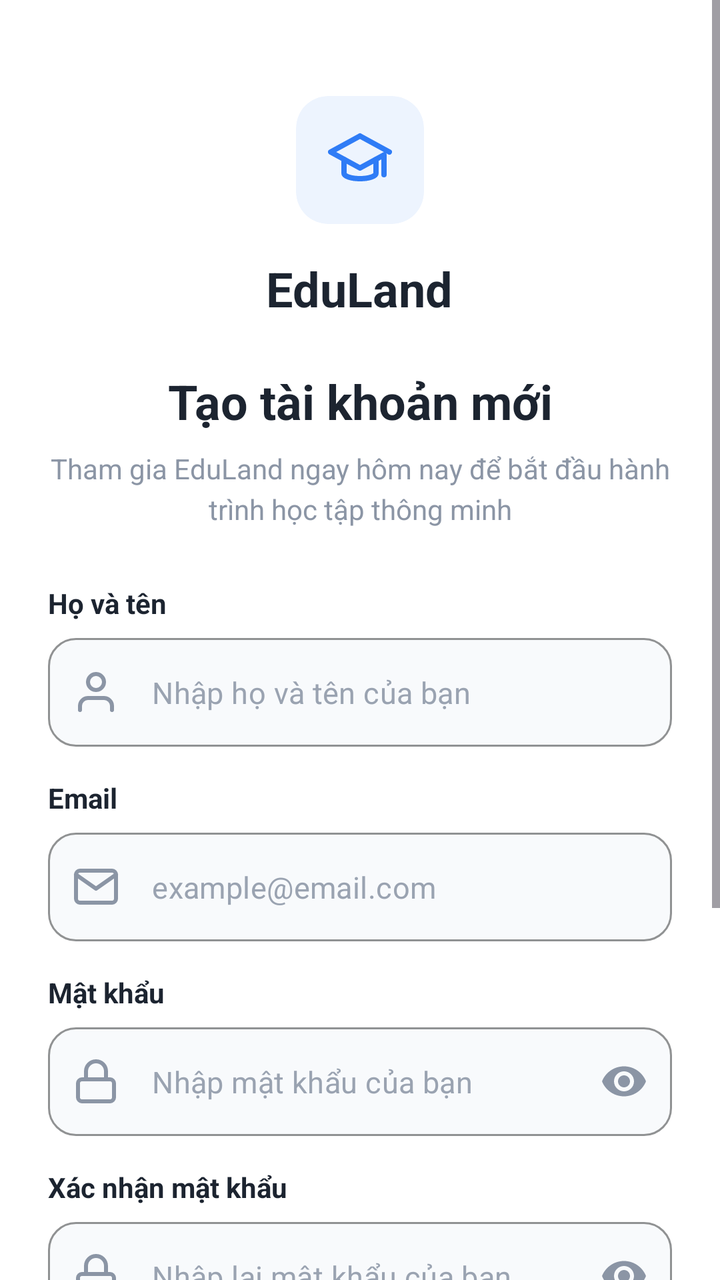
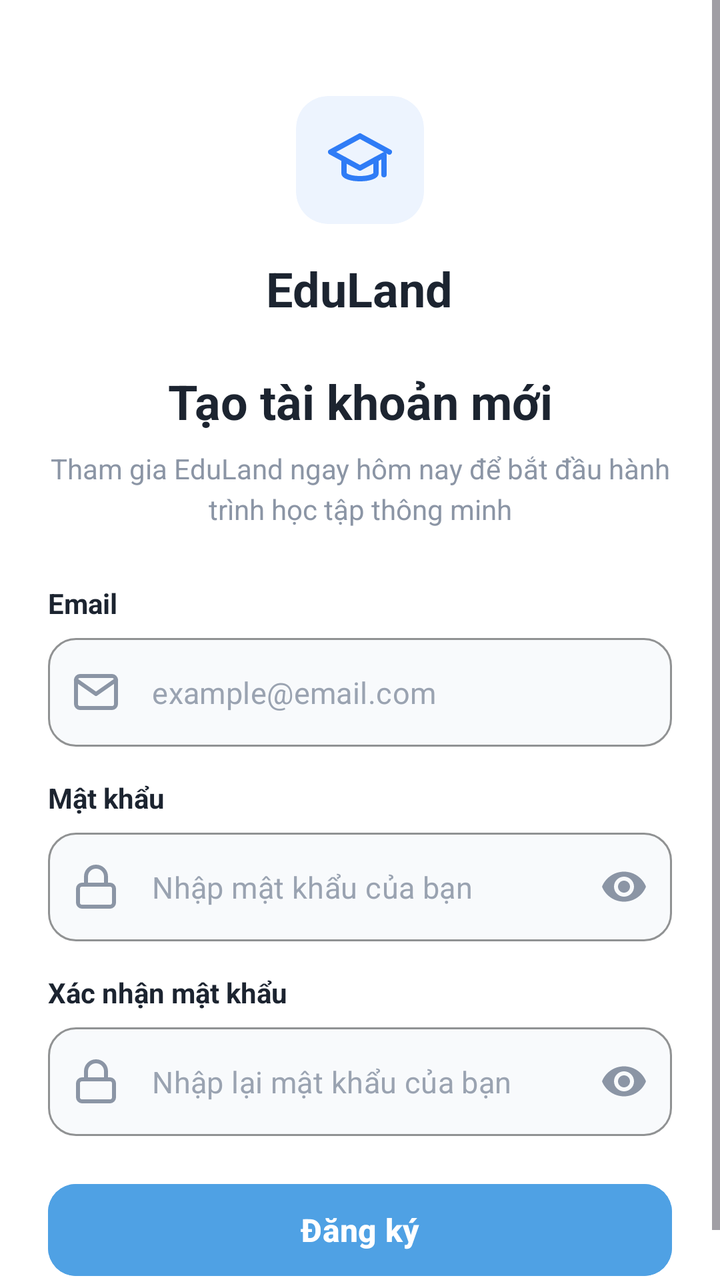

The first picture is an Android layout as it rendered before a commit; the second is the same layout after the commit. The layout source and the unified diff follow.
<!-- AndroidManifest.xml: application theme Theme.MyQuizz -->
<!-- res/layout/activity_register.xml -->
<?xml version="1.0" encoding="utf-8"?>
<ScrollView xmlns:android="http://schemas.android.com/apk/res/android"
    xmlns:app="http://schemas.android.com/apk/res-auto"
    android:id="@+id/main"
    android:layout_width="match_parent"
    android:layout_height="match_parent"
    android:background="#FFFFFF"
    android:fillViewport="true">

    <LinearLayout
        android:layout_width="match_parent"
        android:layout_height="wrap_content"
        android:gravity="center_horizontal"
        android:orientation="vertical"
        android:padding="24dp">

        
        <androidx.cardview.widget.CardView
            android:layout_width="64dp"
            android:layout_height="64dp"
            android:layout_marginTop="24dp"
            android:layout_marginBottom="16dp"
            app:cardBackgroundColor="#EDF4FE"
            app:cardCornerRadius="16dp"
            app:cardElevation="0dp">

            <ImageView
                android:layout_width="32dp"
                android:layout_height="32dp"
                android:layout_gravity="center"
                android:contentDescription="EduLand Logo"
                android:src="@drawable/ic_cap" />
        </androidx.cardview.widget.CardView>

        <TextView
            android:layout_width="wrap_content"
            android:layout_height="wrap_content"
            android:layout_marginBottom="24dp"
            android:text="EduLand"
            android:textColor="#1C2430"
            android:textSize="24sp"
            android:textStyle="bold" />

        
        <TextView
            android:layout_width="match_parent"
            android:layout_height="wrap_content"
            android:gravity="center"
            android:text="Tạo tài khoản mới"
            android:textColor="#1C2430"
            android:textSize="24sp"
            android:textStyle="bold" />

        <TextView
            android:layout_width="match_parent"
            android:layout_height="wrap_content"
            android:layout_marginTop="8dp"
            android:layout_marginBottom="28dp"
            android:gravity="center"
            android:lineSpacingExtra="4dp"
            android:text="Tham gia EduLand ngay hôm nay để bắt đầu hành trình học tập thông minh"
            android:textColor="#8B95A5"
            android:textSize="14sp" />

        
        <LinearLayout
            android:layout_width="match_parent"
            android:layout_height="wrap_content"
            android:orientation="vertical">

            
            <TextView
                android:layout_width="wrap_content"
                android:layout_height="wrap_content"
                android:layout_marginBottom="8dp"
                android:text="Họ và tên"
                android:textColor="#1C2430"
                android:textSize="14sp"
                android:textStyle="bold" />

            <com.google.android.material.textfield.TextInputLayout
                android:id="@+id/fullNameLayout"
                style="@style/Widget.MaterialComponents.TextInputLayout.OutlinedBox"
                android:layout_width="match_parent"
                android:layout_height="wrap_content"
                android:layout_marginBottom="16dp"
                app:boxBackgroundColor="#F8FAFC"
                app:boxCornerRadiusBottomEnd="14dp"
                app:boxCornerRadiusBottomStart="14dp"
                app:boxCornerRadiusTopEnd="14dp"
                app:boxCornerRadiusTopStart="14dp"
                app:boxStrokeColor="#E2E8F0"
                app:boxStrokeWidth="1dp"
                app:hintEnabled="false"
                app:startIconDrawable="@drawable/ic_person"
                app:startIconTint="#8B95A5">

                <com.google.android.material.textfield.TextInputEditText
                    android:id="@+id/fullNameInput"
                    android:layout_width="match_parent"
                    android:layout_height="wrap_content"
                    android:hint="Nhập họ và tên của bạn"
                    android:inputType="textPersonName|textCapWords"
                    android:textColor="#1C2430"
                    android:textColorHint="#9AA3B1"
                    android:textSize="15sp" />
            </com.google.android.material.textfield.TextInputLayout>

            
            <TextView
                android:layout_width="wrap_content"
                android:layout_height="wrap_content"
                android:layout_marginBottom="8dp"
                android:text="Email"
                android:textColor="#1C2430"
                android:textSize="14sp"
                android:textStyle="bold" />

            <com.google.android.material.textfield.TextInputLayout
                android:id="@+id/emailLayout"
                style="@style/Widget.MaterialComponents.TextInputLayout.OutlinedBox"
                android:layout_width="match_parent"
                android:layout_height="wrap_content"
                android:layout_marginBottom="16dp"
                app:boxBackgroundColor="#F8FAFC"
                app:boxCornerRadiusBottomEnd="14dp"
                app:boxCornerRadiusBottomStart="14dp"
                app:boxCornerRadiusTopEnd="14dp"
                app:boxCornerRadiusTopStart="14dp"
                app:boxStrokeColor="#E2E8F0"
                app:boxStrokeWidth="1dp"
                app:hintEnabled="false"
                app:startIconDrawable="@drawable/ic_email"
                app:startIconTint="#8B95A5">

                <com.google.android.material.textfield.TextInputEditText
                    android:id="@+id/emailInput"
                    android:layout_width="match_parent"
                    android:layout_height="wrap_content"
                    android:hint="example@email.com"
                    android:inputType="textEmailAddress"
                    android:textColor="#1C2430"
                    android:textColorHint="#9AA3B1"
                    android:textSize="15sp" />
            </com.google.android.material.textfield.TextInputLayout>

            
            <TextView
                android:layout_width="wrap_content"
                android:layout_height="wrap_content"
                android:layout_marginBottom="8dp"
                android:text="Mật khẩu"
                android:textColor="#1C2430"
                android:textSize="14sp"
                android:textStyle="bold" />

            <com.google.android.material.textfield.TextInputLayout
                android:id="@+id/passwordLayout"
                style="@style/Widget.MaterialComponents.TextInputLayout.OutlinedBox"
                android:layout_width="match_parent"
                android:layout_height="wrap_content"
                android:layout_marginBottom="16dp"
                app:boxBackgroundColor="#F8FAFC"
                app:boxCornerRadiusBottomEnd="14dp"
                app:boxCornerRadiusBottomStart="14dp"
                app:boxCornerRadiusTopEnd="14dp"
                app:boxCornerRadiusTopStart="14dp"
                app:boxStrokeColor="#E2E8F0"
                app:boxStrokeWidth="1dp"
                app:endIconMode="password_toggle"
                app:endIconTint="#8B95A5"
                app:hintEnabled="false"
                app:startIconDrawable="@drawable/ic_lock"
                app:startIconTint="#8B95A5">

                <com.google.android.material.textfield.TextInputEditText
                    android:id="@+id/passwordInput"
                    android:layout_width="match_parent"
                    android:layout_height="wrap_content"
                    android:hint="Nhập mật khẩu của bạn"
                    android:inputType="textPassword"
                    android:textColor="#1C2430"
                    android:textColorHint="#9AA3B1"
                    android:textSize="15sp" />
            </com.google.android.material.textfield.TextInputLayout>

            
            <TextView
                android:layout_width="wrap_content"
                android:layout_height="wrap_content"
                android:layout_marginBottom="8dp"
                android:text="Xác nhận mật khẩu"
                android:textColor="#1C2430"
                android:textSize="14sp"
                android:textStyle="bold" />

            <com.google.android.material.textfield.TextInputLayout
                android:id="@+id/confirmPasswordLayout"
                style="@style/Widget.MaterialComponents.TextInputLayout.OutlinedBox"
                android:layout_width="match_parent"
                android:layout_height="wrap_content"
                android:layout_marginBottom="20dp"
                app:boxBackgroundColor="#F8FAFC"
                app:boxCornerRadiusBottomEnd="14dp"
                app:boxCornerRadiusBottomStart="14dp"
                app:boxCornerRadiusTopEnd="14dp"
                app:boxCornerRadiusTopStart="14dp"
                app:boxStrokeColor="#E2E8F0"
                app:boxStrokeWidth="1dp"
                app:endIconMode="password_toggle"
                app:endIconTint="#8B95A5"
                app:hintEnabled="false"
                app:startIconDrawable="@drawable/ic_lock"
                app:startIconTint="#8B95A5">

                <com.google.android.material.textfield.TextInputEditText
                    android:id="@+id/confirmPasswordInput"
                    android:layout_width="match_parent"
                    android:layout_height="wrap_content"
                    android:hint="Nhập lại mật khẩu của bạn"
                    android:inputType="textPassword"
                    android:textColor="#1C2430"
                    android:textColorHint="#9AA3B1"
                    android:textSize="15sp" />
            </com.google.android.material.textfield.TextInputLayout>

            
            <LinearLayout
                android:layout_width="match_parent"
                android:layout_height="wrap_content"
                android:layout_marginBottom="24dp"
                android:gravity="top"
                android:orientation="horizontal">

                <CheckBox
                    android:id="@+id/termsCheckbox"
                    android:layout_width="wrap_content"
                    android:layout_height="wrap_content"
                    android:layout_marginEnd="8dp"
                    android:buttonTint="#2F7CF6"
                    android:checked="true" />

                <TextView
                    android:id="@+id/termsText"
                    android:layout_width="0dp"
                    android:layout_height="wrap_content"
                    android:layout_weight="1"
                    android:lineSpacingExtra="2dp"
                    android:text="Tôi đồng ý với Điều khoản sử dụng &amp; Chính sách bảo mật"
                    android:textColor="#5A6472"
                    android:textSize="13sp" />
            </LinearLayout>

            
            <com.google.android.material.button.MaterialButton
                android:id="@+id/registerButton"
                android:layout_width="match_parent"
                android:layout_height="54dp"
                android:backgroundTint="#4FA1E4"
                android:text="Đăng ký"
                android:textAllCaps="false"
                android:textColor="#FFFFFF"
                android:textSize="16sp"
                android:textStyle="bold"
                app:cornerRadius="14dp"
                app:elevation="0dp" />
        </LinearLayout>

        
        <LinearLayout
            android:layout_width="wrap_content"
            android:layout_height="wrap_content"
            android:layout_marginTop="28dp"
            android:layout_marginBottom="16dp"
            android:gravity="center"
            android:orientation="horizontal">

            <TextView
                android:layout_width="wrap_content"
                android:layout_height="wrap_content"
                android:text="Đã có tài khoản? "
                android:textColor="#8B95A5"
                android:textSize="14sp" />

            <TextView
                android:id="@+id/loginText"
                android:layout_width="wrap_content"
                android:layout_height="wrap_content"
                android:padding="2dp"
                android:text="Đăng nhập"
                android:textColor="#2F7CF6"
                android:textSize="14sp"
                android:textStyle="bold" />
        </LinearLayout>
    </LinearLayout>
</ScrollView>
<!-- resources referenced by this layout -->
<resources>
  <!-- drawable ic_cap (drawable) -->
  <vector xmlns:android="http://schemas.android.com/apk/res/android"
      android:width="24dp"
      android:height="24dp"
      android:viewportWidth="24"
      android:viewportHeight="24">
    <path
        android:fillColor="#00000000"
        android:strokeColor="#2F7CF6"
        android:strokeWidth="2"
        android:strokeLineCap="round"
        android:strokeLineJoin="round"
        android:pathData="M12,3L1,9L12,15L21,10.09V17.5M23,9L12,3Z"/>
    <path
        android:fillColor="#00000000"
        android:strokeColor="#2F7CF6"
        android:strokeWidth="2"
        android:strokeLineCap="round"
        android:strokeLineJoin="round"
        android:pathData="M6,11.8V17C6,18.1 8.7,19 12,19C15.3,19 18,18.1 18,17V11.8"/>
  </vector>
  <!-- drawable ic_email (drawable) -->
  <vector xmlns:android="http://schemas.android.com/apk/res/android"
      android:width="24dp"
      android:height="24dp"
      android:viewportWidth="24"
      android:viewportHeight="24">
    <path
        android:fillColor="#00000000"
        android:strokeColor="#8B95A5"
        android:strokeWidth="2"
        android:strokeLineCap="round"
        android:strokeLineJoin="round"
        android:pathData="M4,4H20C21.1,4 22,4.9 22,6V18C22,19.1 21.1,20 20,20H4C2.9,20 2,19.1 2,18V6C2,4.9 2.9,4 4,4Z"/>
    <path
        android:fillColor="#00000000"
        android:strokeColor="#8B95A5"
        android:strokeWidth="2"
        android:strokeLineCap="round"
        android:strokeLineJoin="round"
        android:pathData="M22,6L12,13L2,6"/>
  </vector>
  <!-- drawable ic_lock (drawable) -->
  <vector xmlns:android="http://schemas.android.com/apk/res/android"
      android:width="24dp"
      android:height="24dp"
      android:viewportWidth="24"
      android:viewportHeight="24">
    <path
        android:fillColor="#00000000"
        android:strokeColor="#8B95A5"
        android:strokeWidth="2"
        android:strokeLineCap="round"
        android:strokeLineJoin="round"
        android:pathData="M5,11H19C20.1,11 21,11.9 21,13V20C21,21.1 20.1,22 19,22H5C3.9,22 3,21.1 3,20V13C3,11.9 3.9,11 5,11Z"/>
    <path
        android:fillColor="#00000000"
        android:strokeColor="#8B95A5"
        android:strokeWidth="2"
        android:strokeLineCap="round"
        android:strokeLineJoin="round"
        android:pathData="M7,11V7C7,4.2 9.2,2 12,2C14.8,2 17,4.2 17,7V11"/>
  </vector>
  <!-- drawable ic_person (drawable) -->
  <vector xmlns:android="http://schemas.android.com/apk/res/android"
      android:width="24dp"
      android:height="24dp"
      android:viewportWidth="24"
      android:viewportHeight="24">
    <path
        android:fillColor="#00000000"
        android:strokeColor="#8B95A5"
        android:strokeWidth="2"
        android:strokeLineCap="round"
        android:strokeLineJoin="round"
        android:pathData="M20,21V19C20,16.8 18.2,15 16,15H8C5.8,15 4,16.8 4,19V21"/>
    <path
        android:fillColor="#00000000"
        android:strokeColor="#8B95A5"
        android:strokeWidth="2"
        android:strokeLineCap="round"
        android:strokeLineJoin="round"
        android:pathData="M12,11C14.2,11 16,9.2 16,7C16,4.8 14.2,3 12,3C9.8,3 8,4.8 8,7C8,9.2 9.8,11 12,11Z"/>
  </vector>
  <style name="Theme.MyQuizz" parent="Base.Theme.MyQuizz" />
  <style name="Base.Theme.MyQuizz" parent="Theme.Material3.DayNight.NoActionBar">
          
          
      </style>
</resources>

<!-- the commit's change to res/layout/activity_register.xml (unified diff, before → after) -->
@@ -68,43 +68,6 @@
             android:layout_height="wrap_content"
             android:orientation="vertical">
 
-            
-            <TextView
-                android:layout_width="wrap_content"
-                android:layout_height="wrap_content"
-                android:layout_marginBottom="8dp"
-                android:text="Họ và tên"
-                android:textColor="#1C2430"
-                android:textSize="14sp"
-                android:textStyle="bold" />
-
-            <com.google.android.material.textfield.TextInputLayout
-                android:id="@+id/fullNameLayout"
-                style="@style/Widget.MaterialComponents.TextInputLayout.OutlinedBox"
-                android:layout_width="match_parent"
-                android:layout_height="wrap_content"
-                android:layout_marginBottom="16dp"
-                app:boxBackgroundColor="#F8FAFC"
-                app:boxCornerRadiusBottomEnd="14dp"
-                app:boxCornerRadiusBottomStart="14dp"
-                app:boxCornerRadiusTopEnd="14dp"
-                app:boxCornerRadiusTopStart="14dp"
-                app:boxStrokeColor="#E2E8F0"
-                app:boxStrokeWidth="1dp"
-                app:hintEnabled="false"
-                app:startIconDrawable="@drawable/ic_person"
-                app:startIconTint="#8B95A5">
-
-                <com.google.android.material.textfield.TextInputEditText
-                    android:id="@+id/fullNameInput"
-                    android:layout_width="match_parent"
-                    android:layout_height="wrap_content"
-                    android:hint="Nhập họ và tên của bạn"
-                    android:inputType="textPersonName|textCapWords"
-                    android:textColor="#1C2430"
-                    android:textColorHint="#9AA3B1"
-                    android:textSize="15sp" />
-            </com.google.android.material.textfield.TextInputLayout>
 
             
             <TextView
@@ -224,32 +187,6 @@
                     android:textSize="15sp" />
             </com.google.android.material.textfield.TextInputLayout>
 
-            
-            <LinearLayout
-                android:layout_width="match_parent"
-                android:layout_height="wrap_content"
-                android:layout_marginBottom="24dp"
-                android:gravity="top"
-                android:orientation="horizontal">
-
-                <CheckBox
-                    android:id="@+id/termsCheckbox"
-                    android:layout_width="wrap_content"
-                    android:layout_height="wrap_content"
-                    android:layout_marginEnd="8dp"
-                    android:buttonTint="#2F7CF6"
-                    android:checked="true" />
-
-                <TextView
-                    android:id="@+id/termsText"
-                    android:layout_width="0dp"
-                    android:layout_height="wrap_content"
-                    android:layout_weight="1"
-                    android:lineSpacingExtra="2dp"
-                    android:text="Tôi đồng ý với Điều khoản sử dụng &amp; Chính sách bảo mật"
-                    android:textColor="#5A6472"
-                    android:textSize="13sp" />
-            </LinearLayout>
 
             
             <com.google.android.material.button.MaterialButton
@@ -265,32 +202,5 @@
                 app:cornerRadius="14dp"
                 app:elevation="0dp" />
         </LinearLayout>
-
-        
-        <LinearLayout
-            android:layout_width="wrap_content"
-            android:layout_height="wrap_content"
-            android:layout_marginTop="28dp"
-            android:layout_marginBottom="16dp"
-            android:gravity="center"
-            android:orientation="horizontal">
-
-            <TextView
-                android:layout_width="wrap_content"
-                android:layout_height="wrap_content"
-                android:text="Đã có tài khoản? "
-                android:textColor="#8B95A5"
-                android:textSize="14sp" />
-
-            <TextView
-                android:id="@+id/loginText"
-                android:layout_width="wrap_content"
-                android:layout_height="wrap_content"
-                android:padding="2dp"
-                android:text="Đăng nhập"
-                android:textColor="#2F7CF6"
-                android:textSize="14sp"
-                android:textStyle="bold" />
-        </LinearLayout>
     </LinearLayout>
 </ScrollView>
<!-- resource entries referenced after the edit -->
@@ -63,27 +63,6 @@
         android:strokeLineJoin="round"
         android:pathData="M7,11V7C7,4.2 9.2,2 12,2C14.8,2 17,4.2 17,7V11"/>
   </vector>
-  <!-- drawable ic_person (drawable) -->
-  <vector xmlns:android="http://schemas.android.com/apk/res/android"
-      android:width="24dp"
-      android:height="24dp"
-      android:viewportWidth="24"
-      android:viewportHeight="24">
-    <path
-        android:fillColor="#00000000"
-        android:strokeColor="#8B95A5"
-        android:strokeWidth="2"
-        android:strokeLineCap="round"
-        android:strokeLineJoin="round"
-        android:pathData="M20,21V19C20,16.8 18.2,15 16,15H8C5.8,15 4,16.8 4,19V21"/>
-    <path
-        android:fillColor="#00000000"
-        android:strokeColor="#8B95A5"
-        android:strokeWidth="2"
-        android:strokeLineCap="round"
-        android:strokeLineJoin="round"
-        android:pathData="M12,11C14.2,11 16,9.2 16,7C16,4.8 14.2,3 12,3C9.8,3 8,4.8 8,7C8,9.2 9.8,11 12,11Z"/>
-  </vector>
   <style name="Theme.MyQuizz" parent="Base.Theme.MyQuizz" />
   <style name="Base.Theme.MyQuizz" parent="Theme.Material3.DayNight.NoActionBar">
           
